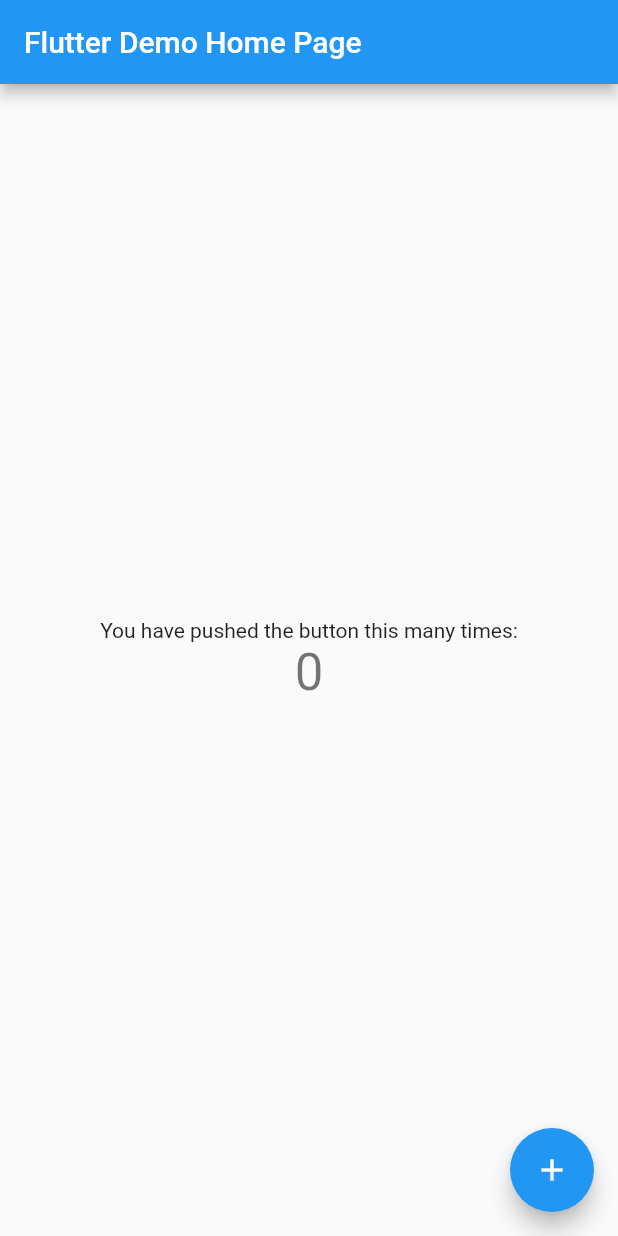
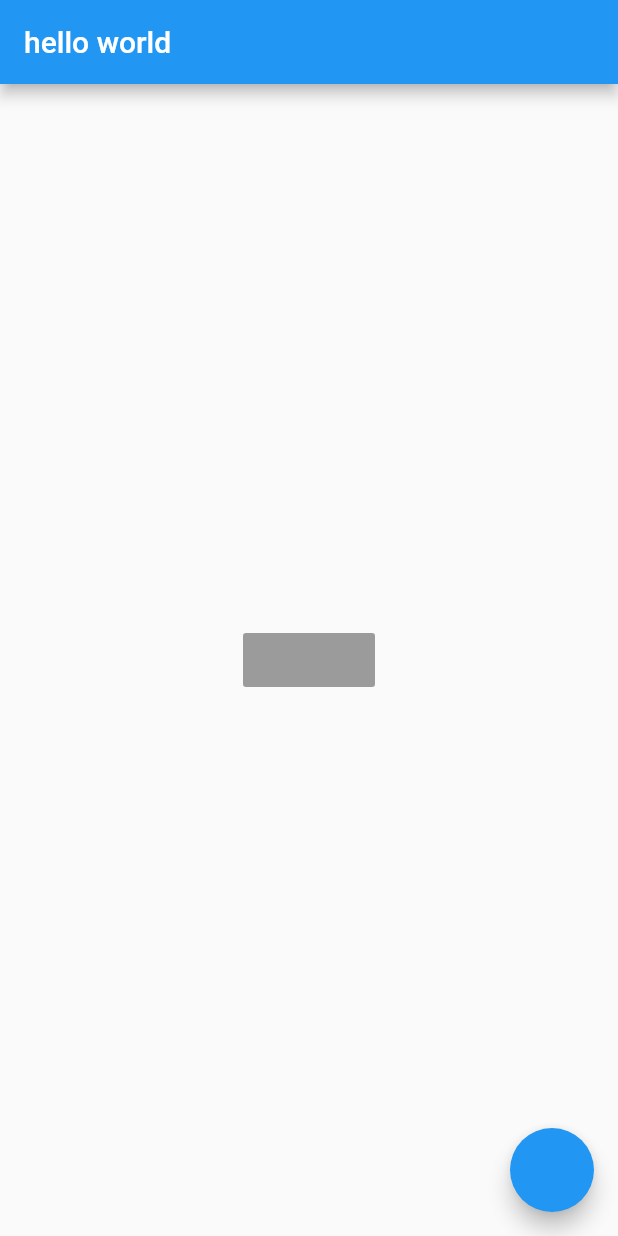
Before and after one commit to chogyeongje/AppeyRoadSample, a Flutter app: the screen it shows after launch, on a phone screen of 412 x 824 dp. Run offline on Flutter 3.47's test engine with Material 2 defaults, Android fonts, the phone set to English and light mode, and no system bars.

Commit message:
2020.04.04 활동 자료

```diff
--- a/lib/main.dart
+++ b/lib/main.dart
@@ -2,110 +2,82 @@ import 'package:flutter/material.dart';
 
 void main() => runApp(MyApp());
 
+//프로젝트를 생성하시고 아래 MyApp class 를 제외하고는 모두 지워주시면 됩니다.
+//MyApp 에서는 home:MyHomePage() 안의 title 만 지워주세요!
 class MyApp extends StatelessWidget {
-  // This widget is the root of your application.
   @override
   Widget build(BuildContext context) {
     return MaterialApp(
       title: 'Flutter Demo',
       theme: ThemeData(
-        // This is the theme of your application.
-        //
-        // Try running your application with "flutter run". You'll see the
-        // application has a blue toolbar. Then, without quitting the app, try
-        // changing the primarySwatch below to Colors.green and then invoke
-        // "hot reload" (press "r" in the console where you ran "flutter run",
-        // or simply save your changes to "hot reload" in a Flutter IDE).
-        // Notice that the counter didn't reset back to zero; the application
-        // is not restarted.
         primarySwatch: Colors.blue,
       ),
-      home: MyHomePage(title: 'Flutter Demo Home Page'),
+      home: MyHomePage(),
     );
   }
 }
 
+// "stful" + enter 를 누르시면 편하게 StatefulWidget 을 작성하실 수 있습니다.
+// 이후 제목을 MyHomePage 라고 작성합니다. 그러면 나머지 부분도 다 같이 이름이 작성됩니다.
 class MyHomePage extends StatefulWidget {
-  MyHomePage({Key key, this.title}) : super(key: key);
-
-  // This widget is the home page of your application. It is stateful, meaning
-  // that it has a State object (defined below) that contains fields that affect
-  // how it looks.
-
-  // This class is the configuration for the state. It holds the values (in this
-  // case the title) provided by the parent (in this case the App widget) and
-  // used by the build method of the State. Fields in a Widget subclass are
-  // always marked "final".
-
-  final String title;
-
   @override
   _MyHomePageState createState() => _MyHomePageState();
 }
 
+//아래 build 함수의 return 값을 Scaffold 로 바꿔주세요!.
+// TODO 처음하시는 분들은 여기까지는 공식이라 생각하시고 진행해주시면 되겠습니다.
 class _MyHomePageState extends State<MyHomePage> {
-  int _counter = 0;
-
-  void _incrementCounter() {
-    setState(() {
-      // This call to setState tells the Flutter framework that something has
-      // changed in this State, which causes it to rerun the build method below
-      // so that the display can reflect the updated values. If we changed
-      // _counter without calling setState(), then the build method would not be
-      // called again, and so nothing would appear to happen.
-      _counter++;
-    });
-  }
-
   @override
   Widget build(BuildContext context) {
-    // This method is rerun every time setState is called, for instance as done
-    // by the _incrementCounter method above.
-    //
-    // The Flutter framework has been optimized to make rerunning build methods
-    // fast, so that you can just rebuild anything that needs updating rather
-    // than having to individually change instances of widgets.
     return Scaffold(
       appBar: AppBar(
-        // Here we take the value from the MyHomePage object that was created by
-        // the App.build method, and use it to set our appbar title.
-        title: Text(widget.title),
+        title: Text("hello world"),
       ),
-      body: Center(
-        // Center is a layout widget. It takes a single child and positions it
-        // in the middle of the parent.
-        child: Column(
-          // Column is also a layout widget. It takes a list of children and
-          // arranges them vertically. By default, it sizes itself to fit its
-          // children horizontally, and tries to be as tall as its parent.
-          //
-          // Invoke "debug painting" (press "p" in the console, choose the
-          // "Toggle Debug Paint" action from the Flutter Inspector in Android
-          // Studio, or the "Toggle Debug Paint" command in Visual Studio Code)
-          // to see the wireframe for each widget.
-          //
-          // Column has various properties to control how it sizes itself and
-          // how it positions its children. Here we use mainAxisAlignment to
-          // center the children vertically; the main axis here is the vertical
-          // axis because Columns are vertical (the cross axis would be
-          // horizontal).
-          mainAxisAlignment: MainAxisAlignment.center,
-          children: <Widget>[
-            Text(
-              'You have pushed the button this many times:',
-            ),
-            Text(
-              '$_counter',
-              style: Theme.of(context).textTheme.display1,
-            ),
-          ],
+      body: Container(
+        // TODO Center 위젯으로 다른 위젯을 감싸게 되면, 감싸진 위젯은 가운데로 오게 됩니다.
+        child: Center(
+          // TODO 일반적으로 위젯 1개당 1개의 위젯을 감쌀 수 있습니다. 이 경우 "child:" 라는 옵션 값에다 해당 위젯을 작성하면 됩니다.
+          // TODO 위젯 1개에 여러 위젯을 감쌀 수 있는 경우가 있는데, 이 경우 "children: <Widget>[]" 이라는 옵션 값의 "[]" 안에 위젯을 "," 로 나열해 주시면 됩니다.
+          // TODO 여러 위젯을 감쌀 수 있는 위젯에는 대표적으로 Stack, Column, Row 가 있습니다.
+          // Stack : 처음 입력 된 것을 화면 제일 밑, 나중에 입력된 것을 화면 제일 위에 배치합니다.
+          // Column : 처음 입력된 것을 위, 나중에 입력된 것을 아래로 배치합니다.
+          // Row : 처음 입력된 것을 왼쪽, 나중에 입력된 것을 오른쪽으로 배치합니다.
+            child:
+            // Button 작성법
+            RaisedButton(onPressed: null,)
+          // Text 작성법
+//            Text("hello")
+          // Icon 작성법
+//            Icon(Icons.cloud)
+          // TODO 주석을 해제하여 Row 를 확인해 보세요
+//            Row(
+//              mainAxisAlignment: MainAxisAlignment.center,
+//              children: <Widget>[
+//                Icon(Icons.directions_run),
+//                Icon(Icons.directions_run),
+//                Icon(Icons.directions_run),
+//              ],
+//            ),
+          // TODO 주석을 해제하여 Column 를 확인해 보세요
+//            Column(
+//              mainAxisAlignment: MainAxisAlignment.center,
+//              children: <Widget>[
+//                Icon(Icons.directions_run),
+//                Icon(Icons.directions_run),
+//                Icon(Icons.directions_run),
+//              ],
+//,            )
+          // TODO 주석을 해제하여 Stack 를 확인해 보세요
+//            Stack(
+//              children: <Widget>[
+//                Icon(Icons.cloud, size: 100, color: Colors.red,),
+//                Icon(Icons.cloud, size: 80, color: Colors.blue,),
+//                Icon(Icons.cloud, size: 60, color: Colors.yellow,),
+//              ],
+//            )
         ),
       ),
-      floatingActionButton: FloatingActionButton(
-        onPressed: _incrementCounter,
-        tooltip: 'Increment',
-        child: Icon(Icons.add),
-      ), // This trailing comma makes auto-formatting nicer for build methods.
+      floatingActionButton: FloatingActionButton(onPressed: (){}),
     );
   }
 }
```
